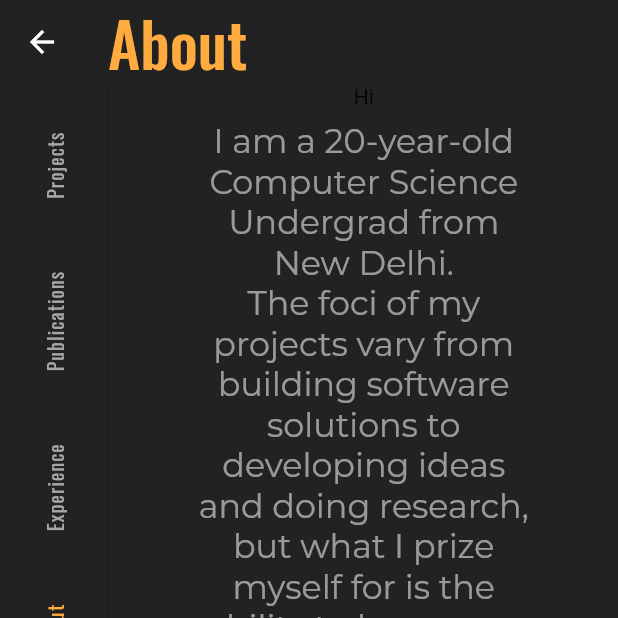
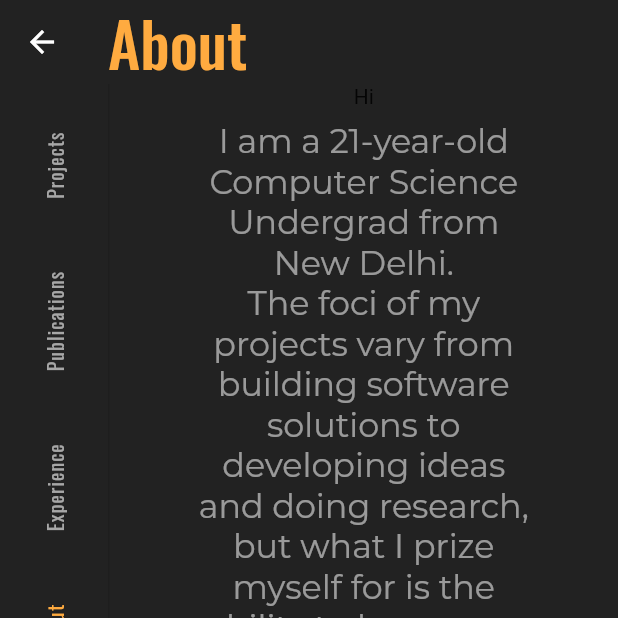
Before and after one commit to sehejjain/v1, a Flutter app: the screen it shows after launch, after a tap on "About", on a phone screen of 412 x 824 dp, the top half of it. Run offline on Flutter 3.47's test engine with Material 2 defaults, Android fonts, the phone set to English and light mode, and no system bars; our stand-ins replace font_awesome_flutter, google_fonts.

Commit message:
Updated age

```diff
--- a/lib/screens/large_screen/about.dart
+++ b/lib/screens/large_screen/about.dart
@@ -42,7 +42,7 @@ class _AboutScreenState extends State<AboutScreen> {
                   child: Padding(
                     padding: const EdgeInsets.all(8.0),
                     child: Text(
-                      "I am a 20-year-old Computer Science Undergrad from New Delhi."
+                      "I am a 21-year-old Computer Science Undergrad from New Delhi."
                       "\nThe foci of my projects vary from building software solutions to developing ideas and doing research, but what I prize myself for is the ability to learn new things and then building upon them."
                       "\nMy aspirations in my life are centred around empowering people, and striving for inclusive and dynamic answers to the world’s problems.",
                       style: GoogleFonts.montserrat(
--- a/lib/screens/large_screen/home_screen.dart
+++ b/lib/screens/large_screen/home_screen.dart
@@ -90,7 +90,7 @@ class HomeScreen extends StatelessWidget {
                     Hero(
                       tag: "desc",
                       child: Text(
-                        "I am a 20-year-old Computer Science Undergrad from New Delhi."
+                        "I am a 21-year-old Computer Science Undergrad from New Delhi."
                         "\nThe foci of my projects vary from building software solutions to developing ideas and doing research, but what I prize myself for is the ability to learn new things and then building upon them."
                         "\nMy aspirations in my life are centred around empowering people, and striving for inclusive and dynamic answers to the world’s problems.",
                         style: GoogleFonts.montserrat(
```
